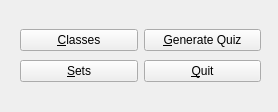
Above: designer/mw.ui from sobjornstad/clicker-quiz-manager before the change. Below: the same form after it.
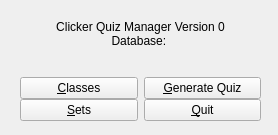
That is the form after the change.

Commit message: version and db filename display in mw

```diff
--- a/designer/mw.ui
+++ b/designer/mw.ui
@@ -7,7 +7,7 @@
     <x>0</x>
     <y>0</y>
     <width>278</width>
-    <height>112</height>
+    <height>135</height>
    </rect>
   </property>
   <property name="windowTitle">
@@ -23,41 +23,74 @@
       <x>20</x>
       <y>20</y>
       <width>241</width>
-      <height>71</height>
+      <height>101</height>
      </rect>
     </property>
     <layout class="QGridLayout" name="gridLayout">
      <property name="verticalSpacing">
       <number>0</number>
      </property>
-     <item row="0" column="0">
+     <item row="3" column="0">
       <widget class="QPushButton" name="classesButton">
        <property name="text">
         <string>&amp;Classes</string>
        </property>
       </widget>
      </item>
-     <item row="1" column="0">
-      <widget class="QPushButton" name="setsButton">
+     <item row="0" column="0" colspan="2">
+      <widget class="QLabel" name="verLabel">
        <property name="text">
-        <string>&amp;Sets</string>
+        <string>Clicker Quiz Manager Version 0</string>
        </property>
-      </widget>
-     </item>
-     <item row="0" column="1">
-      <widget class="QPushButton" name="quizButton">
-       <property name="text">
-        <string>&amp;Generate Quiz</string>
+       <property name="alignment">
+        <set>Qt::AlignCenter</set>
        </property>
       </widget>
      </item>
-     <item row="1" column="1">
+     <item row="4" column="1">
       <widget class="QPushButton" name="quitButton">
        <property name="text">
         <string>&amp;Quit</string>
        </property>
       </widget>
      </item>
+     <item row="3" column="1">
+      <widget class="QPushButton" name="quizButton">
+       <property name="text">
+        <string>&amp;Generate Quiz</string>
+       </property>
+      </widget>
+     </item>
+     <item row="1" column="0" colspan="2">
+      <widget class="QLabel" name="dbLabel">
+       <property name="text">
+        <string>Database: </string>
+       </property>
+       <property name="alignment">
+        <set>Qt::AlignCenter</set>
+       </property>
+      </widget>
+     </item>
+     <item row="4" column="0">
+      <widget class="QPushButton" name="setsButton">
+       <property name="text">
+        <string>&amp;Sets</string>
+       </property>
+      </widget>
+     </item>
+     <item row="2" column="0">
+      <spacer name="verticalSpacer">
+       <property name="orientation">
+        <enum>Qt::Vertical</enum>
+       </property>
+       <property name="sizeHint" stdset="0">
+        <size>
+         <width>20</width>
+         <height>40</height>
+        </size>
+       </property>
+      </spacer>
+     </item>
     </layout>
    </widget>
   </widget>
```
The commit also changes 1 other file.
